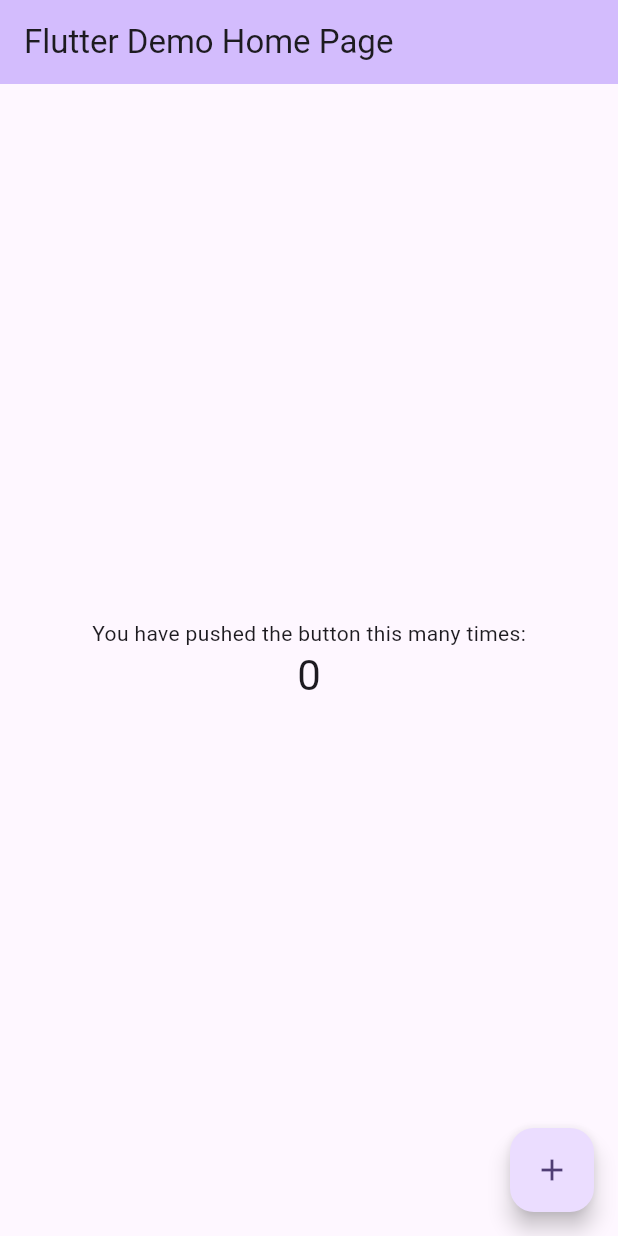
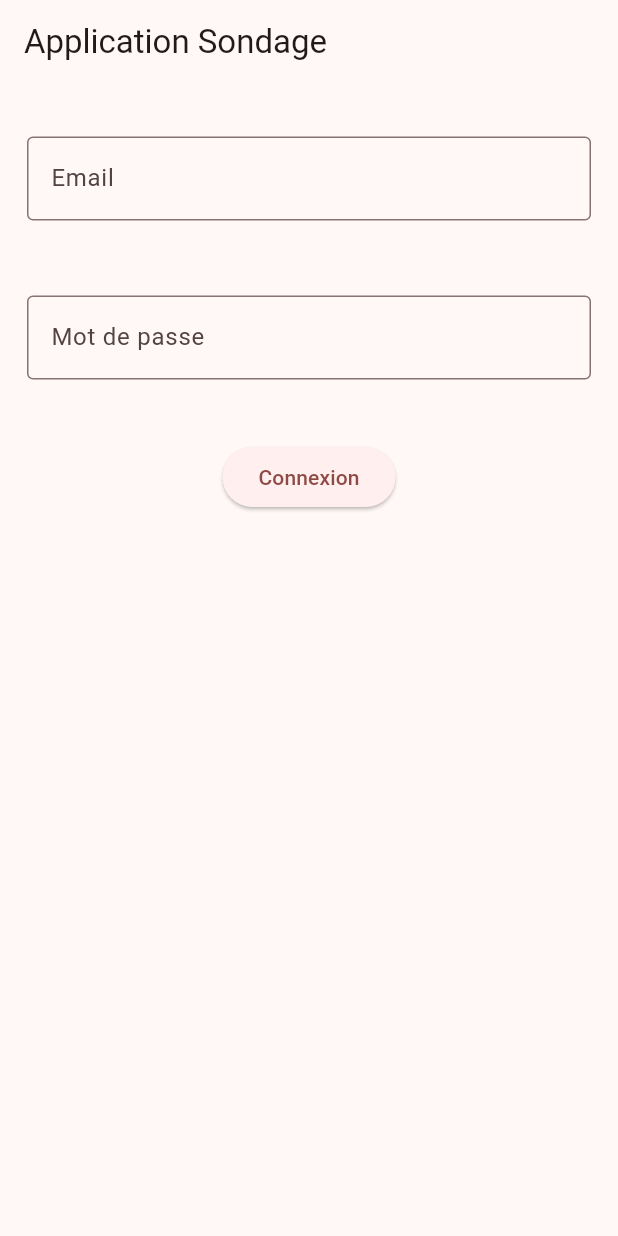
Before and after one commit to simbiss/applicationsondage, a Flutter app: the screen it shows after launch, on a phone screen of 412 x 824 dp. Run offline on Flutter 3.47's test engine with Material 3 defaults, Android fonts, the phone set to English and light mode, and no system bars.

Commit message:
ajout interface pageConnection

```diff
--- a/lib/main.dart
+++ b/lib/main.dart
@@ -1,7 +1,8 @@
 import 'package:flutter/material.dart';
+import 'pageConnection.dart';
 
 void main() {
-  runApp(const MyApp());
+  runApp(PageConnection());
 }
 
 class MyApp extends StatelessWidget {
--- /dev/null
+++ b/lib/pageConnection.dart
@@ -0,0 +1,135 @@
+import 'package:flutter/material.dart';
+
+class PageConnection extends StatelessWidget {
+  const PageConnection({super.key});
+
+  @override
+  Widget build(BuildContext context) {
+    return MaterialApp(
+      title: 'Page Connection',
+      theme: ThemeData(
+        colorScheme:
+            ColorScheme.fromSeed(seedColor: Color.fromARGB(255, 250, 73, 73)),
+        useMaterial3: true,
+      ),
+      home: const Connection(title: 'Application Sondage'),
+    );
+  }
+}
+
+class Connection extends StatefulWidget {
+  const Connection({super.key, required this.title});
+  final String title;
+
+  @override
+  State<Connection> createState() => _ConnectionState();
+}
+
+class _ConnectionState extends State<Connection> {
+  final _formKey = GlobalKey<FormState>();
+  TextEditingController emailController = TextEditingController();
+  TextEditingController passwordController = TextEditingController();
+  var infoLogin = {
+    'admin': 'abc',
+    'user1': 'abc1',
+    'user2': 'abc2',
+    'user3': 'abc3'
+  };
+
+  @override
+  Widget build(BuildContext context) {
+    return Scaffold(
+      appBar: AppBar(
+        title: Text(widget.title),
+      ),
+      body: Form(
+        key: _formKey,
+        child: Padding(
+          padding: const EdgeInsets.symmetric(horizontal: 10, vertical: 10),
+          child: Column(
+            crossAxisAlignment: CrossAxisAlignment.center,
+            children: [
+              Padding(
+                padding:
+                    const EdgeInsets.symmetric(horizontal: 8, vertical: 25),
+                child: TextFormField(
+                  controller: emailController,
+                  decoration: const InputDecoration(
+                      border: OutlineInputBorder(), labelText: "Email"),
+                  validator: (value) {
+                    if (value == null ||
+                        value.isEmpty ||
+                        !value.contains('@')) {
+                      return 'Un email est requis';
+                    }
+                    return null;
+                  },
+                ),
+              ),
+              Padding(
+                padding:
+                    const EdgeInsets.symmetric(horizontal: 8, vertical: 25),
+                child: TextFormField(
+                  controller: passwordController,
+                  obscureText: true,
+                  decoration: const InputDecoration(
+                      border: OutlineInputBorder(), labelText: "Mot de passe"),
+                  validator: (value) {
+                    if (value == null || value.isEmpty) {
+                      return 'Un mot de passe est requis';
+                    }
+                    return null;
+                  },
+                ),
+              ),
+              Padding(
+                padding:
+                    const EdgeInsets.symmetric(horizontal: 8, vertical: 16),
+                child: Center(
+                  child: ElevatedButton(
+                    onPressed: () {
+                      if (_formKey.currentState!.validate()) {
+                      } else {
+                        ScaffoldMessenger.of(context).showSnackBar(
+                          const SnackBar(
+                              content: Text('Completer tous les champs')),
+                        );
+                      }
+                    },
+                    child: const Text('Connexion'),
+                  ),
+                ),
+              ),
+            ],
+          ),
+        ),
+      ),
+    );
+  }
+}
+
+class MenuPrincipal extends StatelessWidget {
+  const MenuPrincipal({super.key, required this.email});
+
+  final String email;
+
+  @override
+  Widget build(BuildContext context) {
+    return Scaffold(
+        appBar: AppBar(
+          title: const Text('Page principal'),
+        ),
+        body: Column(
+          children: [
+            Text(email),
+            Center(
+                child: ElevatedButton(
+              onPressed: () {
+                Navigator.pop(context);
+              },
+              child: const Text("Go back!"),
+            ))
+          ],
+        ));
+  }
+}
```
